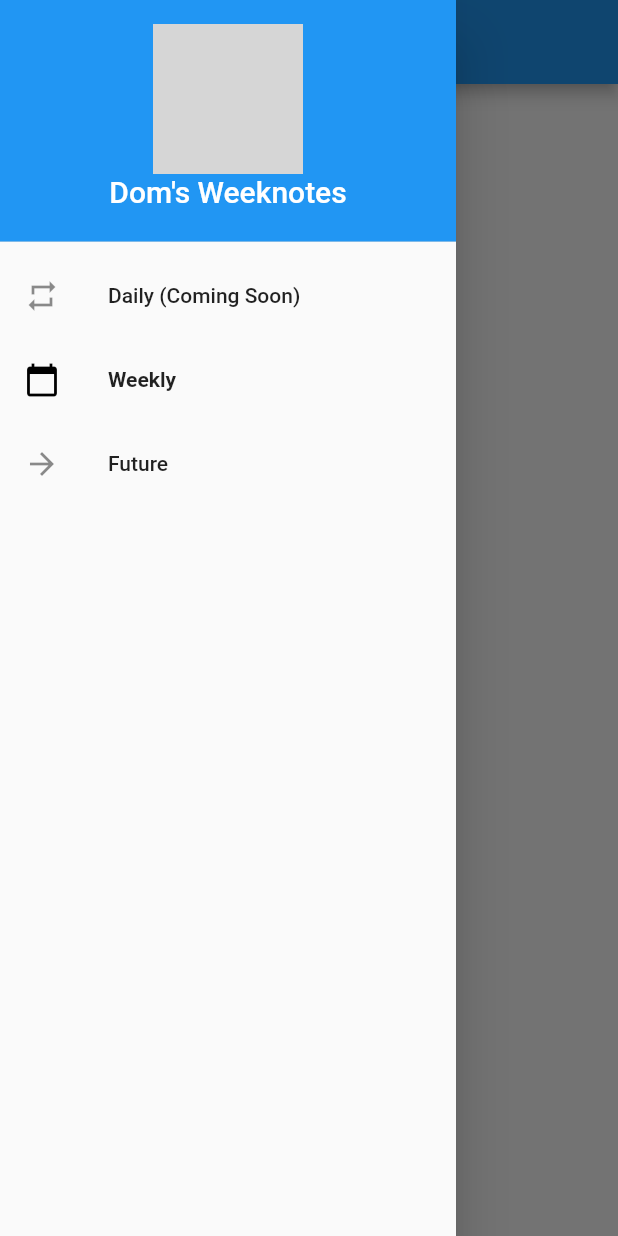
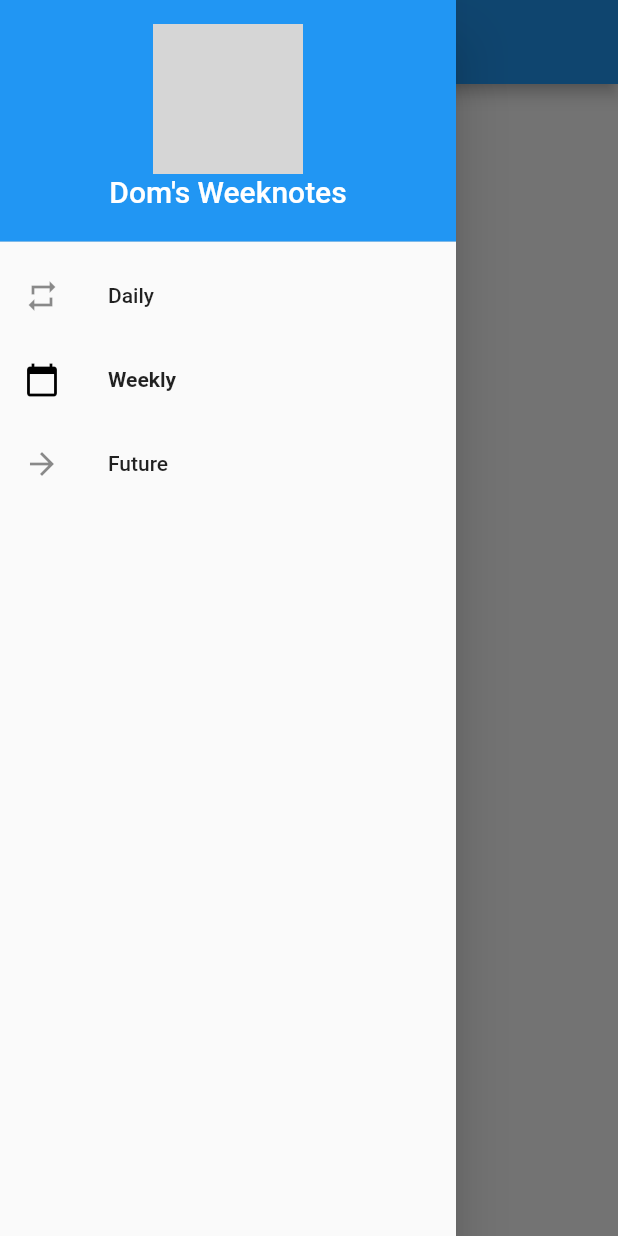
Before and after one commit to ChuffedDom/Doms-Weeknotes, a Flutter app: the screen it shows after launch, with the side drawer open, on a phone screen of 412 x 824 dp. Run offline on Flutter 3.47's test engine with Material 2 defaults, Android fonts, the phone set to English and light mode, and no system bars; our stand-ins replace cloud_firestore, firebase_auth, firebase_core, flutter_markdown; accounts and stored records are empty; network calls fail; Roboto replaces fonts that are missing (--apple-system); statements that could not run were skipped; grey boxes are pictures that could not be loaded.

Commit message:
Edited main

```diff
--- a/lib/main.dart
+++ b/lib/main.dart
@@ -99,7 +99,7 @@ class _HomepageState extends State<Homepage> {
             ),
             ListTile(
               leading: Icon(Icons.repeat),
-              title: const Text('Daily (Coming Soon)'),
+              title: const Text('Daily'),
               onTap: () {
                 // Update the state of the app.
                 // ...
```
